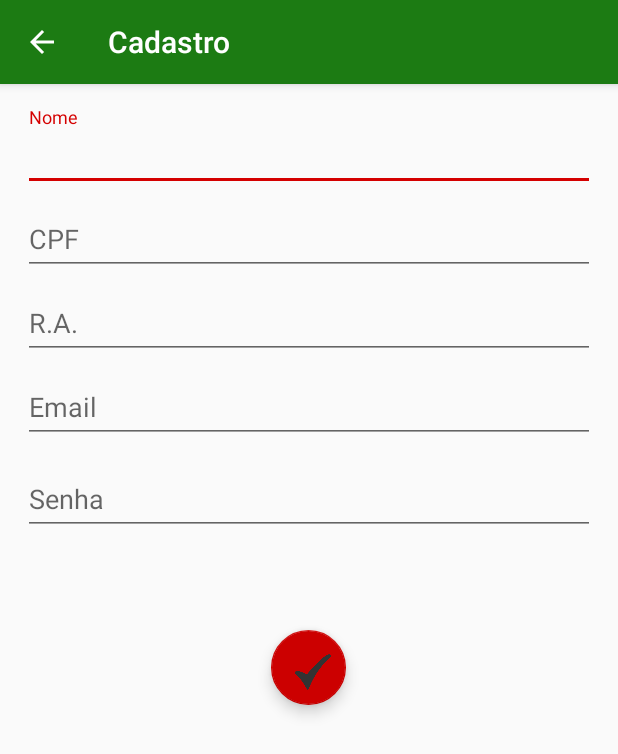
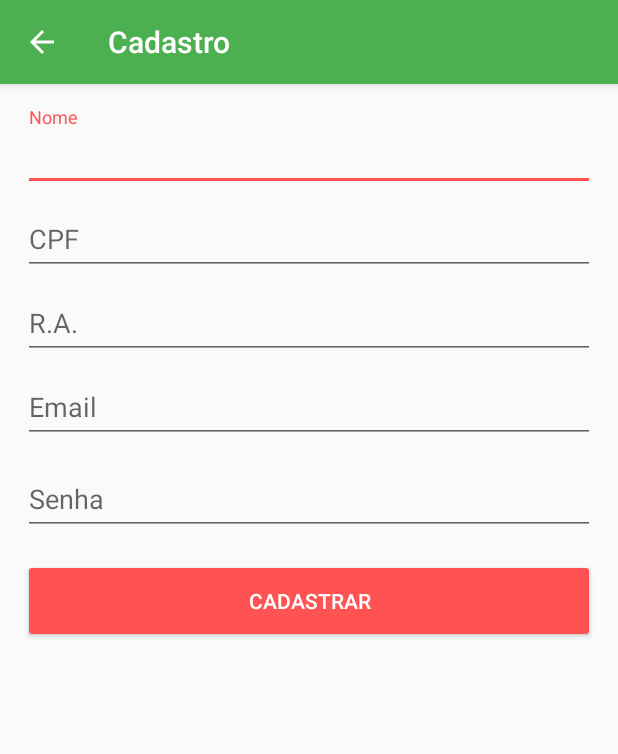
Before and after one commit to mairissi/comunica-ifsp, an Android app: the screen it shows after launch (CadastroActivity), after a tap on "Não possui cadastro? Cadastre-se", on a phone screen of 412 x 824 dp. Shown: the top 754 px of the screen. Run offline under Robolectric (Android 15) with nearby library versions, the phone set to English and light mode, and no system bars; our stand-ins replace Firebase (no records; nobody signed in at launch, a user with empty details on screens opened directly); 1 other tap on this screen came first.

Commit message:
Melhorias no layout

```diff
--- a/app/src/main/java/br/edu/ifspsaocarlos/comunicaifsp/activity/CadastroActivity.java
+++ b/app/src/main/java/br/edu/ifspsaocarlos/comunicaifsp/activity/CadastroActivity.java
@@ -6,6 +6,7 @@ import android.os.Bundle;
 import android.view.MenuItem;
 import android.view.View;
 import android.widget.AutoCompleteTextView;
+import android.widget.Button;
 import android.widget.ProgressBar;
 
 import com.google.android.gms.common.ConnectionResult;
@@ -37,13 +38,13 @@ public class CadastroActivity extends CommonActivity
     private AutoCompleteTextView cpf;
     private AutoCompleteTextView ra;
 
-    private FloatingActionButton FabCadastrar;
+    private Button btnCadastrar;
 
     @Override
     protected void onCreate(Bundle savedInstanceState) {
         super.onCreate(savedInstanceState);
         setContentView(R.layout.activity_cadastro);
-        FabCadastrar = (FloatingActionButton) findViewById(R.id.fab_enviarDados_Cadastro);
+        btnCadastrar = (Button) findViewById(R.id.btn_Cadastrar);
 
         initViews();
 
@@ -72,7 +73,7 @@ public class CadastroActivity extends CommonActivity
             }
         };
 
-        FabCadastrar.setOnClickListener(this);
+        btnCadastrar.setOnClickListener(this);
     }
 
     protected void initViews() {
@@ -165,7 +166,7 @@ public class CadastroActivity extends CommonActivity
             }
 
             if(noError) {
-                FabCadastrar.setEnabled(false);
+                btnCadastrar.setEnabled(false);
                 progressBar.setFocusable(true);
 
                 openProgressBar();
@@ -207,7 +208,7 @@ public class CadastroActivity extends CommonActivity
                     showToast("Você precisa estar conectado a internet!");
                 }
                 else showToast("Não foi possível realizar o cadastro!");
-                FabCadastrar.setEnabled(true);
+                btnCadastrar.setEnabled(true);
             }
         });
     }
--- a/app/src/main/res/layout/activity_cadastro.xml
+++ b/app/src/main/res/layout/activity_cadastro.xml
@@ -106,25 +106,15 @@
                         android:imeOptions="actionDone"
                         android:inputType="textPassword" />
                 </android.support.design.widget.TextInputLayout>
-            </LinearLayout>
 
-            <LinearLayout
-                android:layout_width="match_parent"
-                android:layout_height="wrap_content"
-                android:layout_gravity="center_horizontal"
-                android:layout_marginTop="15dp"
-                android:gravity="center_horizontal"
-                android:orientation="horizontal"
-                android:weightSum="1">
-
-                <android.support.design.widget.FloatingActionButton
-                    android:id="@+id/fab_enviarDados_Cadastro"
-                    android:layout_width="wrap_content"
-                    android:layout_height="50dp"
-                    android:layout_margin="@android:dimen/app_icon_size"
-                    android:layout_weight="0.03"
-                    android:src="@drawable/ic_action_salvar"
-                    app:backgroundTint="@android:color/holo_red_dark" />
+                <Button
+                    android:id="@+id/btn_Cadastrar"
+                    android:layout_width="match_parent"
+                    android:layout_height="56dp"
+                    android:layout_marginTop="16dp"
+                    android:text="@string/cadastrar"
+                    android:textColor="#FFFFFF"
+                    android:backgroundTint="@color/colorAccent"/>
             </LinearLayout>
         </LinearLayout>
     </ScrollView>
--- a/app/src/main/res/values/colors.xml
+++ b/app/src/main/res/values/colors.xml
@@ -2,7 +2,7 @@
 <resources>
     <item name="visible" type="id"/>
     <item name="masked" type="id"/>
-    <color name="colorPrimary">#1c7b13</color>
-    <color name="colorPrimaryDark">#1e1e1e</color>
-    <color name="colorAccent">#d40000</color>
+    <color name="colorPrimary">#4CAF50</color>
+    <color name="colorPrimaryDark">#388E3C</color>
+    <color name="colorAccent">#FF5252</color>
 </resources>
```
Also changed, not shown: app/src/main/res/layout/activity_login.xml (+6 -13 lines).
